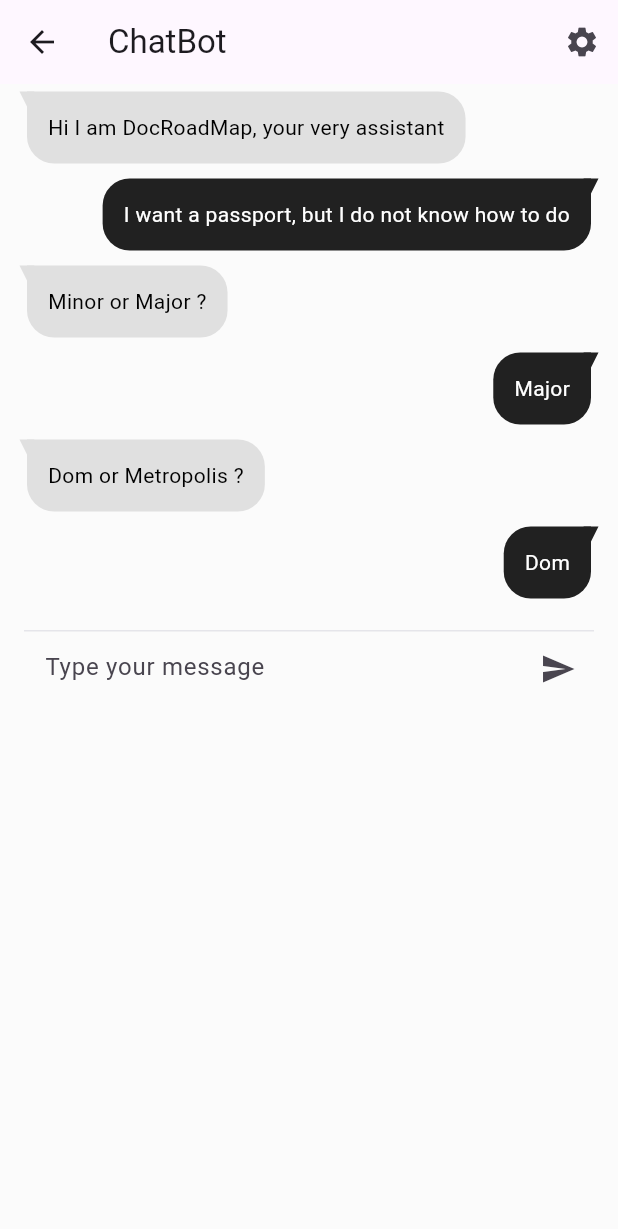
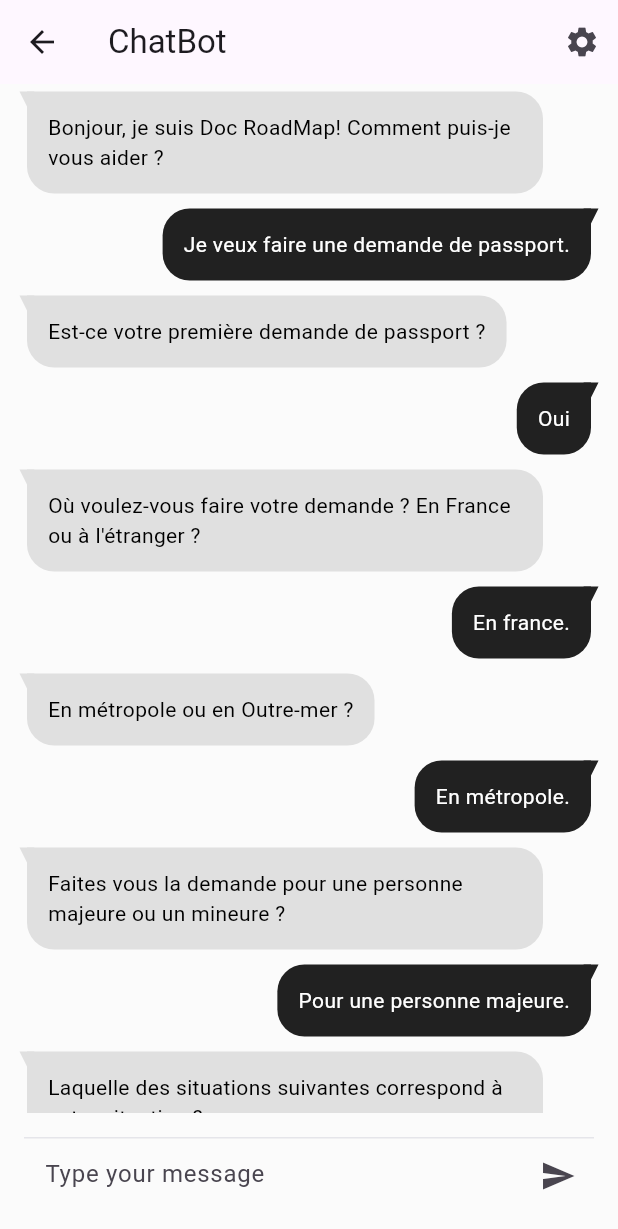
Before and after one commit to Evan-Lab/DocRoadMap-Archive, a Flutter app: the PageChatbot screen opened directly, after a tap on the "send" icon, on a phone screen of 412 x 824 dp. Shown: the top 1229 px of the screen. Run offline on Flutter 3.47's test engine with Material 3 defaults, Android fonts, the light colour scheme and no system bars; our stand-ins replace go_router, timeline_tile; accounts and stored records are empty; Roboto replaces fonts that are missing (Monstserrat).

Commit message:
feat (keyboard.dart & chatbot_page.dart) : added correct text to bubbles in chat with the possibility to write the last message yourself.

```diff
--- a/mobile/docroadmap/lib/src/component/bubble_chat/keyboard.dart
+++ b/mobile/docroadmap/lib/src/component/bubble_chat/keyboard.dart
@@ -1,15 +1,15 @@
 import 'package:flutter/material.dart';
 
-class Keyboard_Chat extends StatefulWidget {
-  Keyboard_Chat(
-      {Key? key})
-      : super(key: key);
+class KeyboardChat extends StatefulWidget {
+  final Function(String) onSend;
+
+  const KeyboardChat({super.key, required this.onSend});
 
   @override
-  State<Keyboard_Chat> createState() => _Keyboard_ChatState();
+  State<KeyboardChat> createState() => _KeyboardChatState();
 }
 
-class _Keyboard_ChatState extends State<Keyboard_Chat> {
+class _KeyboardChatState extends State<KeyboardChat> {
   final ScrollController scrollController = ScrollController();
 
   final TextEditingController textEditingController = TextEditingController();
@@ -17,6 +17,14 @@ class _Keyboard_ChatState extends State<Keyboard_Chat> {
   final FocusNode focusNode = FocusNode();
 
   bool get isTextFieldEnable => textEditingController.text.isNotEmpty;
+
+  void handleSend() {
+    if (isTextFieldEnable) {
+      widget.onSend(textEditingController.text);
+      textEditingController.clear();
+      focusNode.requestFocus();
+    }
+  }
 
   @override
   Widget build(BuildContext context) {
@@ -52,6 +60,7 @@ class _Keyboard_ChatState extends State<Keyboard_Chat> {
                   borderSide: BorderSide.none,
                 ),
               ),
+              onSubmitted: (_) => handleSend(),
             ),
             Positioned(
               bottom: 0,
@@ -60,7 +69,7 @@ class _Keyboard_ChatState extends State<Keyboard_Chat> {
                 icon: const Icon(
                   Icons.send,
                 ),
-                onPressed: () => {}
+                onPressed: handleSend,
               ),
             ),
           ],
--- a/mobile/docroadmap/lib/src/page/chat/chatbot_page.dart
+++ b/mobile/docroadmap/lib/src/page/chat/chatbot_page.dart
@@ -3,16 +3,40 @@ import 'package:app/src/component/bubble_chat/recieived_bubble.dart';
 import 'package:app/src/component/bubble_chat/sent_bubble.dart';
 import 'package:flutter/material.dart';
 
-class PageChatbot extends StatelessWidget {
-  const PageChatbot({Key? key}) : super(key: key);
+class PageChatbot extends StatefulWidget {
+  const PageChatbot({super.key});
 
   static const routeName = '/';
 
   @override
+  _PageChatbotState createState() => _PageChatbotState();
+}
+
+class _PageChatbotState extends State<PageChatbot> {
+  final List<Widget> messages = [
+    const ReceivedMessage(message: "Bonjour, je suis Doc RoadMap! Comment puis-je vous aider ?"),
+    const SentMessage(message: "Je veux faire une demande de passport."),
+    const ReceivedMessage(message: "Est-ce votre première demande de passport ?"),
+    const SentMessage(message: "Oui"),
+    const ReceivedMessage(message: "Où voulez-vous faire votre demande ? En France ou à l'étranger ?"),
+    const SentMessage(message: "En france."),
+    const ReceivedMessage(message: "En métropole ou en Outre-mer ?"),
+    const SentMessage(message: "En métropole."),
+    const ReceivedMessage(message: "Faites vous la demande pour une personne majeure ou un mineure ?"),
+    const SentMessage(message: "Pour une personne majeure."),
+    const ReceivedMessage(message: "Laquelle des situations suivantes correspond à votre situation ? \n- Vous avez une carte d'identité valide. \n- Vous avez une carte d'identité périmée. \n- Vous n'avez pas de carte d'identité."),
+  ];
+
+  void addMessage(String message) {
+    setState(() {
+      messages.add(SentMessage(message: message));
+    });
+  }
+
+  @override
   Widget build(BuildContext context) {
     return Scaffold(
-      backgroundColor:
-          const Color(0Xfffbfbfb),
+      backgroundColor: const Color(0Xfffbfbfb),
       appBar: AppBar(
         title: const Text('ChatBot'),
         actions: [
@@ -22,21 +46,18 @@ class PageChatbot extends StatelessWidget {
           ),
         ],
       ),
-      body: ListView(
+      body: Column(
         children: [
-          const ReceivedMessage(message: "Hi I am DocRoadMap, your very assistant"),
-          const SentMessage(message: "I want a passport, but I do not know how to do"),
-          const ReceivedMessage(message: "Minor or Major ?"),
-          const SentMessage(message: "Major"),
-          const ReceivedMessage(message: "Dom or Metropolis ?"),
-          const SentMessage(message: "Dom"),
+          Expanded(
+            child: ListView(
+              children: messages,
+            ),
+          ),
           Padding(
             padding: const EdgeInsets.all(16.0),
-            child: Keyboard_Chat()
-            ),
-
+            child: KeyboardChat(onSend: addMessage),
+          ),
         ],
-
       ),
     );
   }
```
